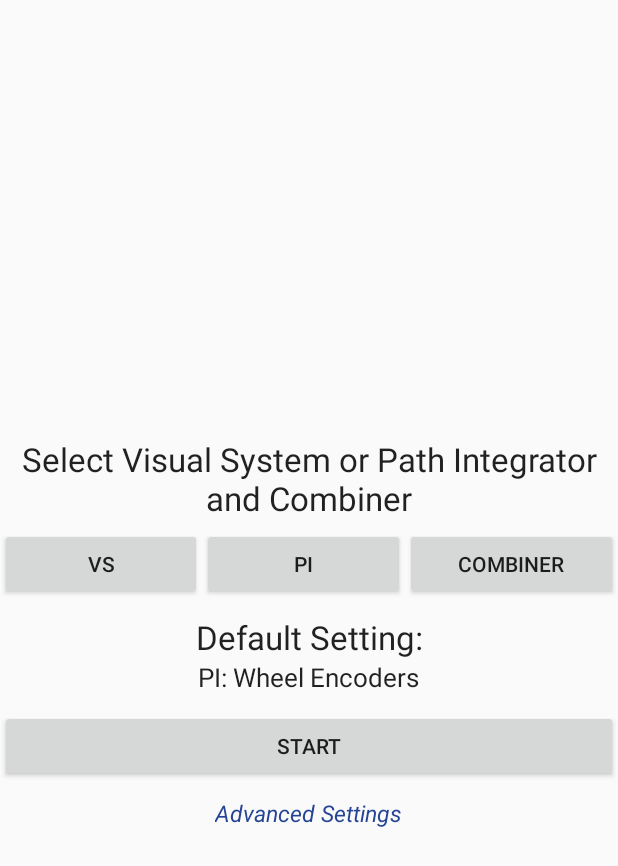
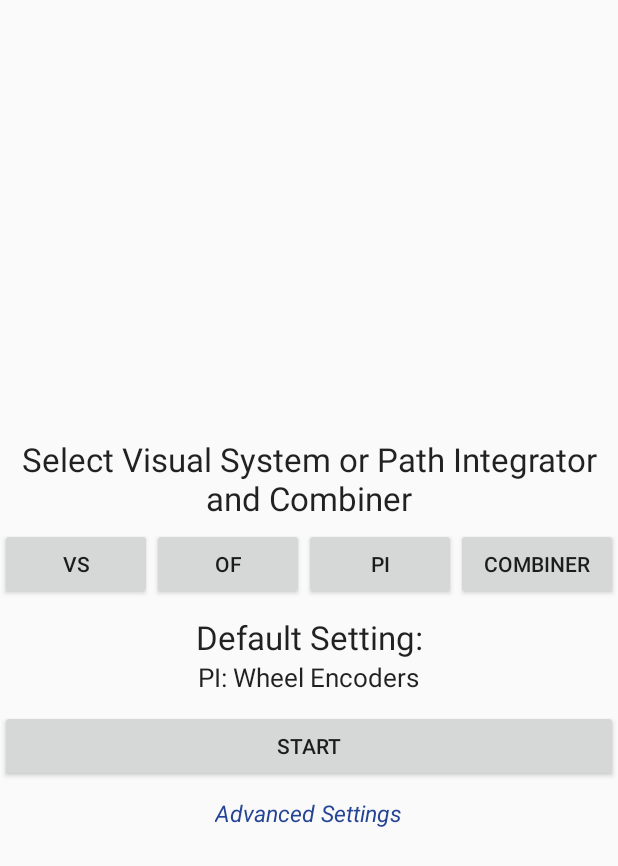
Before and after one commit to BarbaraWebb/antbot_rob, an Android app: the screen it shows after launch (StartScreen), on a phone screen of 412 x 824 dp. Shown: the top 866 px of the screen. Run offline under Robolectric (Android 15) with nearby library versions, the phone set to English and light mode, and no system bars; 2 statements that could not run were skipped.

Commit message:
Added Optical Flow menu option and radio buttons to AntEye, with link to activity code so they can be used

```diff
--- a/AntEye/src/main/res/layout/start_screen.xml
+++ b/AntEye/src/main/res/layout/start_screen.xml
@@ -69,6 +69,46 @@
                         android:layout_height="wrap_content"
                         android:text="Systematic Search"
                         android:id="@+id/VS3_radioBtn"
+                        android:checked="false"
+                        android:layout_marginTop="10dp" />
+                </RadioGroup>
+            </LinearLayout>
+
+            <LinearLayout
+                android:orientation="vertical"
+                android:layout_width="wrap_content"
+                android:layout_height="match_parent"
+                android:layout_weight="1">
+
+                <!--New optical flow button and radio group, can be removed once integrated-->
+                <Button
+                    android:layout_width="fill_parent"
+                    android:layout_height="wrap_content"
+                    android:text="OF"
+                    android:id="@+id/OF_btn"
+                    android:layout_marginTop="5dp"
+                    android:onClick="onClick" />
+
+                <RadioGroup
+                    android:layout_width="wrap_content"
+                    android:layout_height="match_parent"
+                    android:weightSum="1"
+                    android:visibility="gone"
+                    android:id="@+id/OF_radioGroup">
+
+                    <RadioButton
+                        android:layout_width="100dp"
+                        android:layout_height="wrap_content"
+                        android:text="RunDown"
+                        android:id="@+id/OF1_radioBtn"
+                        android:checked="false"
+                        android:layout_marginTop="10dp" />
+
+                    <RadioButton
+                        android:layout_width="100dp"
+                        android:layout_height="wrap_content"
+                        android:text="Turn To Minimum"
+                        android:id="@+id/OF2_radioBtn"
                         android:checked="false"
                         android:layout_marginTop="10dp" />
                 </RadioGroup>
```
Also changed, not shown: AntEye/src/main/java/insectsrobotics/imagemaipulations/MainActivity.java (+7 -0 lines), AntEye/src/main/java/insectsrobotics/imagemaipulations/StartScreen.java (+28 -4 lines), 1 other file.
